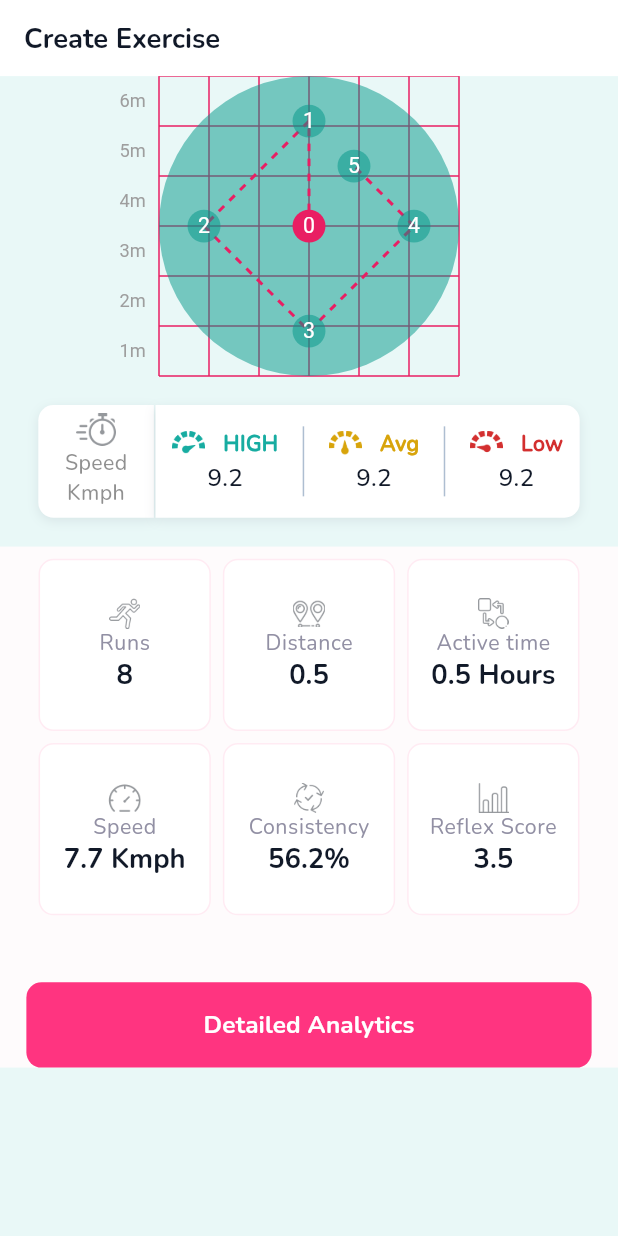
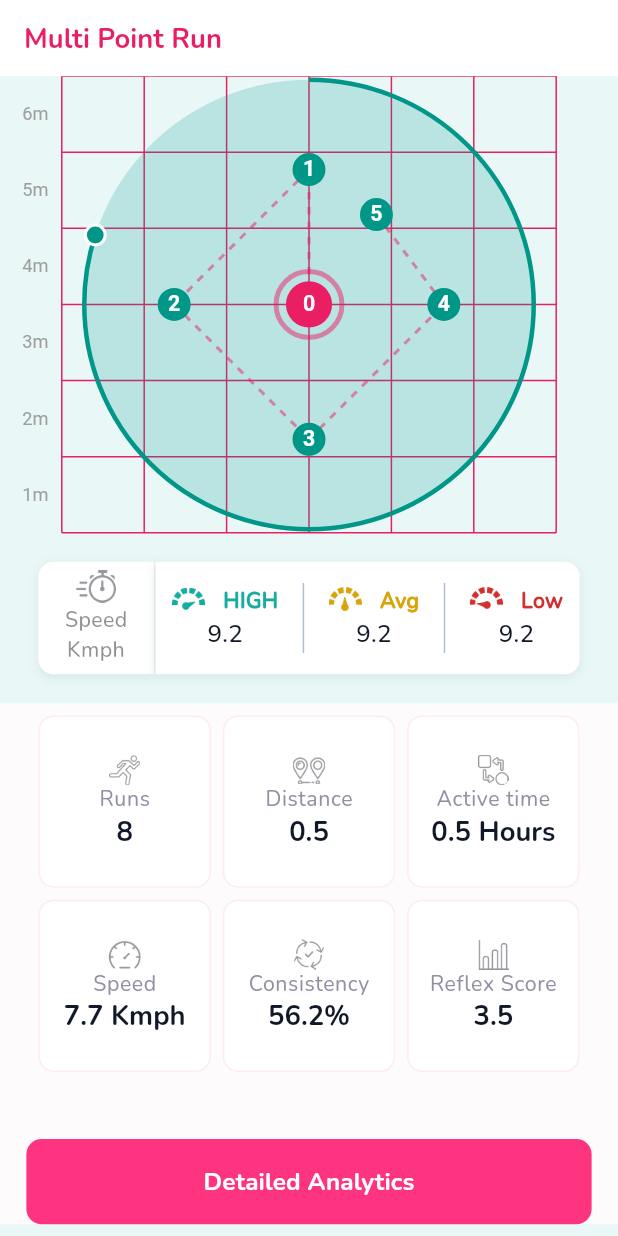
Before and after one commit to Abdullah-K13/flutter-pipeline, a Flutter app: the MultipointRunScreen widget shown alone on an empty page, opened directly, on a phone screen of 412 x 824 dp. Run offline on Flutter 3.47's test engine with Material 3 defaults, Android fonts, the light colour scheme and no system bars; our stand-ins replace flutter_screenutil, flutter_svg, permission_handler; missing offline and left inert: dart:ffi.

Commit message:
fixed circular graph issue

```diff
--- a/lib/views/multi_point_run_screen.dart
+++ b/lib/views/multi_point_run_screen.dart
@@ -48,20 +48,19 @@ class MultipointRunScreen extends StatelessWidget {
             backgroundColor: Colors.white,
             centerTitle: false,
             title: Text(
-              "Create Exercise",
+              "Multi Point Run",
               style: Theme.of(context)
                   .textTheme
                   .titleLarge
-                  ?.copyWith(fontSize: 18.sp),
+                  ?.copyWith(fontSize: 18.sp, color: Colors.pink),
             ),
           )),
       child: SingleChildScrollView(
         child: Column(
           children: [
             CustomPaint(
-              size: const Size(200, 200),
-              painter:
-                  MultiGridAndDashedLinePainter(), // Use the new painter here
+              size: Size(300.w, 300.h), // Increase the size of the graph
+              painter: MultiGridAndDashedLinePainter(),
             ),
             SpaceV(height: 19.h),
             Row(
--- a/lib/views/widgets/multi_line painter.dart
+++ b/lib/views/widgets/multi_line painter.dart
@@ -1,5 +1,6 @@
 import 'package:flutter/material.dart';
 import 'package:flutter_screenutil/flutter_screenutil.dart';
+import 'dart:math';
 
 class MultiGridAndDashedLinePainter extends CustomPainter {
   @override
@@ -56,35 +57,77 @@ class MultiGridAndDashedLinePainter extends CustomPainter {
                   textPainter.height / 2));
     }
 
-    // Draw circle
-    final radius = size.width / 2;
+    // Draw circle with increased transparency
+    final radius = size.width / 2.2;
     final center = Offset(size.width / 2, size.height / 2);
     final paintCircle = Paint()
-      ..color = Colors.teal.withOpacity(0.5)
+      ..color = Colors.teal.withOpacity(0.2)
       ..style = PaintingStyle.fill;
 
     canvas.drawCircle(center, radius, paintCircle);
 
-    // Draw center point
-    final paintCenter = Paint()
+    // Draw circle outline covering 4/5 of the circumference
+    final paintOutline = Paint()
+      ..color = Colors.teal
+      ..strokeWidth = 3.0
+      ..style = PaintingStyle.stroke;
+
+    final rect = Rect.fromCircle(center: center, radius: radius);
+    const startAngle = -0.5 * pi;
+    const sweepAngle = 1.6 * pi;
+
+    canvas.drawArc(rect, startAngle, sweepAngle, false, paintOutline);
+
+    // Draw starting pointer on the outline
+    final endAngle = startAngle + sweepAngle;
+    final startPoint = Offset(
+      center.dx + radius * cos(endAngle),
+      center.dy + radius * sin(endAngle),
+    );
+    final paintStartPointer = Paint()
+      ..color = Colors.teal
+      ..style = PaintingStyle.fill;
+
+    canvas.drawCircle(startPoint, 6.w, paintStartPointer);
+    final paintStartPointerOutline = Paint()
+      ..color = Colors.white
+      ..strokeWidth = 2.0
+      ..style = PaintingStyle.stroke;
+    canvas.drawCircle(startPoint, 6.w, paintStartPointerOutline);
+
+    // Draw the pink outline circle with increased transparency
+    final pinkOutlinePaint = Paint()
+      ..color = Colors.pink.withOpacity(0.5)
+      ..style = PaintingStyle.stroke
+      ..strokeWidth = 3.w;
+
+    final outlineRadius = 20.w;
+
+    canvas.drawCircle(center, outlineRadius, pinkOutlinePaint);
+
+    // Draw the inner circle with pink background and "0"
+    final pinkBackgroundPaint = Paint()
       ..color = Colors.pink
       ..style = PaintingStyle.fill;
 
-    canvas.drawCircle(center, 10.w, paintCenter);
+    final innerCircleRadius = 14.w;
+
+    canvas.drawCircle(center, innerCircleRadius, pinkBackgroundPaint);
+
     _drawText(canvas, center, '0', Colors.white);
 
     // Define the points and lines
     final points = [
-      Offset(center.dx, center.dy - radius * 0.7), // Point 1
-      Offset(center.dx - radius * 0.7, center.dy), // Point 2
-      Offset(center.dx, center.dy + radius * 0.7), // Point 3
-      Offset(center.dx + radius * 0.7, center.dy), // Point 4
+      Offset(center.dx, center.dy - radius * 0.6), // Point 1
+      Offset(center.dx - radius * 0.6, center.dy), // Point 2
+      Offset(center.dx, center.dy + radius * 0.6), // Point 3
+      Offset(center.dx + radius * 0.6, center.dy), // Point 4
       Offset(center.dx + radius * 0.3, center.dy - radius * 0.4), // Point 5
     ];
 
-    // Draw dashed lines connecting points sequentially
+    // Draw dashed lines connecting points sequentially with increased transparency
     final dashedLinePaint = Paint()
-      ..color = Colors.pink
+      ..color = Colors.pink.withOpacity(0.5)
       ..strokeWidth = 2.0
       ..style = PaintingStyle.stroke;
 
@@ -94,8 +137,12 @@ class MultiGridAndDashedLinePainter extends CustomPainter {
     }
 
     // Draw points
+    final paintPoint = Paint()
+      ..color = Colors.teal
+      ..style = PaintingStyle.fill;
+
     for (int i = 0; i < points.length; i++) {
-      canvas.drawCircle(points[i], 10.w, paintCircle);
+      canvas.drawCircle(points[i], 10.w, paintPoint);
       _drawText(canvas, points[i], (i + 1).toString(), Colors.white);
     }
   }
@@ -122,6 +169,7 @@ class MultiGridAndDashedLinePainter extends CustomPainter {
     final textStyle = TextStyle(
       color: color,
       fontSize: 14.sp,
+      fontWeight: FontWeight.bold,
     );
     final textSpan = TextSpan(
       text: text,
```
